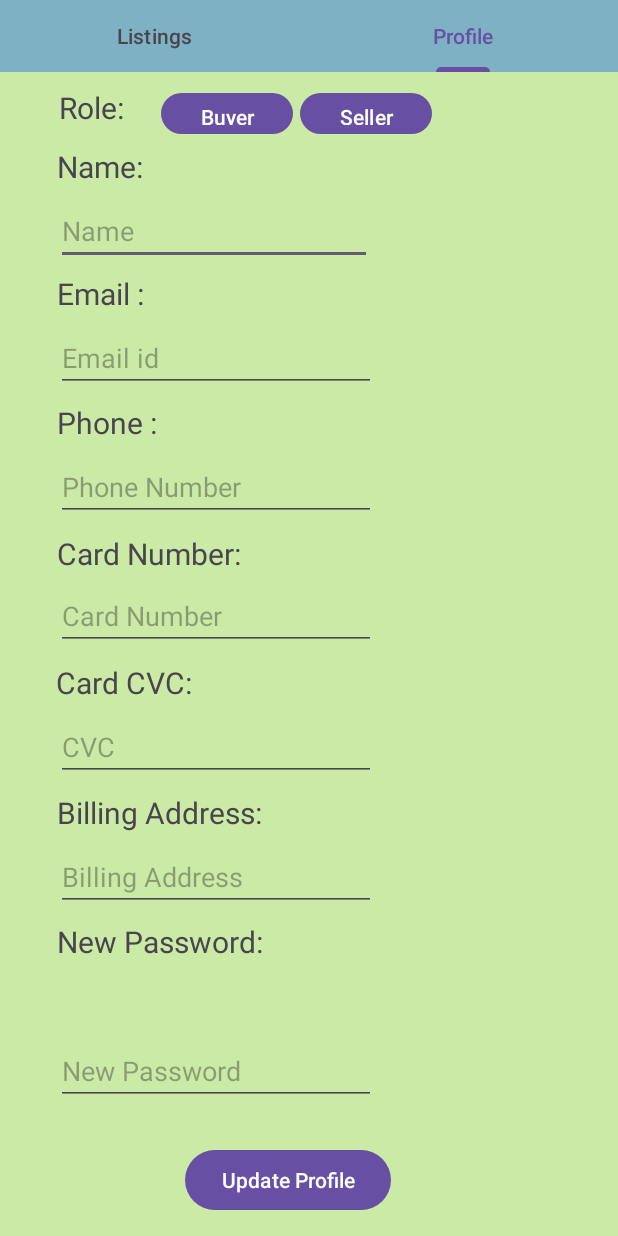
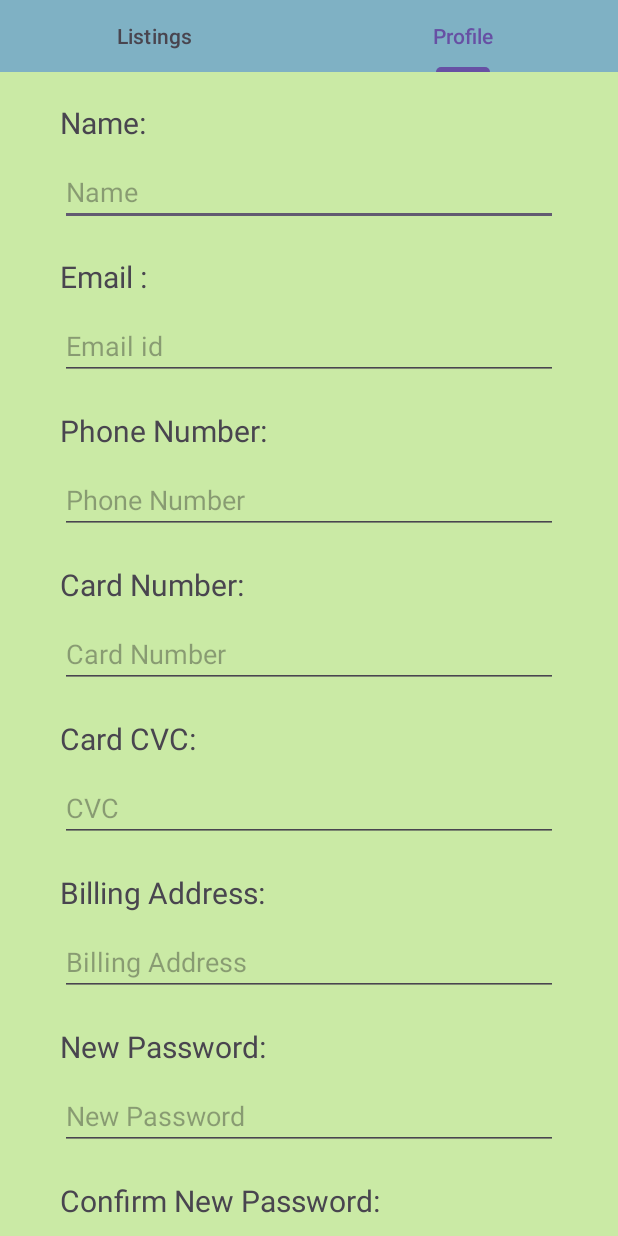
Before and after one commit to And102Group16/sustainable-marketplace, an Android app: the screen it shows after launch (MainActivity), tab 2 chosen, on a phone screen of 412 x 824 dp. Run offline under Robolectric (Android 15) with nearby library versions, the phone set to English and light mode, and no system bars.

Commit message:
updated profile screen

```diff
--- /dev/null
+++ b/Sustainify/app/src/main/java/com/example/sustainify/ProfileData.kt
@@ -0,0 +1,12 @@
+package com.example.sustainify
+
+data class ProfileData(
+    val name: String = "",
+    val email: String = "",
+    val phone: Long = 0L,
+    val cardNum: Long = 0L,
+    val cvc: Int = 0,
+    val billingAdd: String = "",
+    val newPass: String = "",
+    val confirmPass: String = ""
+)
--- a/Sustainify/app/src/main/java/com/example/sustainify/ProfileScreen.kt
+++ b/Sustainify/app/src/main/java/com/example/sustainify/ProfileScreen.kt
@@ -4,7 +4,7 @@ import android.os.Bundle
 import android.widget.Button
 import android.widget.EditText
 import androidx.appcompat.app.AppCompatActivity
-import com.example.groupproject.R
+import com.example.sustainify.R
 
 
 class ProfileScreen : AppCompatActivity() {
@@ -32,15 +32,6 @@ class ProfileScreen : AppCompatActivity() {
         newPassword = findViewById(R.id.newPassword)
         updateProfileButton = findViewById(R.id.button3)
 
-        // Your code for handling views and actions goes here
-        buttonBuyer.setOnClickListener {
-            // Handle buyer button click
-        }
-
-        buttonSeller.setOnClickListener {
-            // Handle seller button click
-        }
-
         updateProfileButton.setOnClickListener {
             // Handle update profile button click
             val name = addName.text.toString()
--- a/Sustainify/app/src/main/res/layout/fragment_profile.xml
+++ b/Sustainify/app/src/main/res/layout/fragment_profile.xml
@@ -1,221 +1,209 @@
-<RelativeLayout xmlns:android="http://schemas.android.com/apk/res/android"
+<ScrollView
+    xmlns:android="http://schemas.android.com/apk/res/android"
     xmlns:app="http://schemas.android.com/apk/res-auto"
     android:layout_width="match_parent"
     android:layout_height="match_parent"
     android:background="#CAEAA5">
 
+    <RelativeLayout
+        android:layout_width="match_parent"
+        android:layout_height="wrap_content"
+        android:background="#CAEAA5">
+
         <!-- User profile layout -->
-
-    <Button
-        android:id="@+id/buttonBuyer"
-        android:layout_width="wrap_content"
-        android:layout_height="35dp"
-        android:layout_alignParentStart="true"
-        android:layout_alignParentTop="true"
-        android:layout_marginStart="107dp"
-        android:layout_marginTop="10dp"
-        android:text="Buyer"
-        app:iconPadding="4dp" />
-
-    <Button
-        android:id="@+id/buttonSeller"
-        android:layout_width="wrap_content"
-        android:layout_height="35dp"
-        android:layout_alignParentTop="true"
-        android:layout_alignParentEnd="true"
-        android:layout_marginTop="10dp"
-        android:layout_marginEnd="124dp"
-        android:text="Seller"
-        app:iconPadding="4dp" />
-
-    <TextView
-        android:id="@+id/textView"
-        android:layout_width="64dp"
-        android:layout_height="wrap_content"
-        android:layout_alignParentStart="true"
-        android:layout_alignParentTop="true"
-        android:layout_marginStart="39dp"
-        android:layout_marginTop="10dp"
-        android:text="Role: "
-        android:textSize="20sp" />
-
-    <EditText
-        android:id="@+id/addName"
-        android:layout_width="wrap_content"
-        android:layout_height="wrap_content"
-        android:layout_alignParentStart="true"
-        android:layout_alignParentTop="true"
-        android:layout_alignParentEnd="true"
-        android:layout_marginStart="37dp"
-        android:layout_marginTop="83dp"
-        android:layout_marginEnd="164dp"
-        android:ems="10"
-        android:hint="Name"
-        android:inputType="text" />
-
-    <TextView
-        android:id="@+id/textView6"
-        android:layout_width="wrap_content"
-        android:layout_height="wrap_content"
-        android:layout_alignParentStart="true"
-        android:layout_alignParentTop="true"
-        android:layout_alignParentEnd="true"
-        android:layout_marginStart="38dp"
-        android:layout_marginTop="49dp"
-        android:layout_marginEnd="314dp"
-        android:text="Name:"
-        android:textSize="20sp" />
-
-    <EditText
-        android:id="@+id/emailId"
-        android:layout_width="wrap_content"
-        android:layout_height="wrap_content"
-        android:layout_alignParentStart="true"
-        android:layout_alignParentTop="true"
-        android:layout_marginStart="37dp"
-        android:layout_marginTop="168dp"
-        android:ems="10"
-        android:hint="Email id"
-        android:inputType="text" />
 
         <TextView
             android:id="@+id/textView12"
             android:layout_width="wrap_content"
             android:layout_height="wrap_content"
             android:layout_alignParentStart="true"
-        android:layout_alignParentTop="true"
-        android:layout_marginStart="38dp"
-        android:layout_marginTop="220dp"
-        android:text="Phone : "
+            android:layout_marginStart="40dp"
+            android:layout_marginTop="20dp"
+            android:text="Name: "
             android:textSize="20sp" />
 
         <EditText
-        android:id="@+id/phoneNum"
+            android:id="@+id/addName"
+            android:layout_width="match_parent"
+            android:layout_height="wrap_content"
+            android:layout_below="@id/textView12"
+            android:layout_marginStart="40dp"
+            android:layout_marginTop="10dp"
+            android:layout_marginEnd="40dp"
+            android:ems="10"
+            android:hint="Name"
+            android:inputType="textPersonName" />
+
+        <TextView
+            android:id="@+id/textView11"
             android:layout_width="wrap_content"
             android:layout_height="wrap_content"
+            android:layout_below="@id/addName"
             android:layout_alignParentStart="true"
-        android:layout_alignParentTop="true"
-        android:layout_centerVertical="true"
-        android:layout_marginStart="37dp"
-        android:layout_marginTop="254dp"
+            android:layout_marginStart="40dp"
+            android:layout_marginTop="20dp"
+            android:text="Email : "
+            android:textSize="20sp" />
+
+        <EditText
+            android:id="@+id/emailId"
+            android:layout_width="match_parent"
+            android:layout_height="wrap_content"
+            android:layout_below="@id/textView11"
+            android:layout_marginStart="40dp"
+            android:layout_marginTop="10dp"
+            android:layout_marginEnd="40dp"
             android:ems="10"
-        android:hint="Phone Number"
-        android:inputType="text" />
+            android:hint="Email id"
+            android:inputType="textEmailAddress" />
+
 
         <TextView
             android:id="@+id/textView7"
             android:layout_width="wrap_content"
             android:layout_height="wrap_content"
+            android:layout_below="@id/emailId"
             android:layout_alignParentStart="true"
-        android:layout_alignParentTop="true"
-        android:layout_marginStart="38dp"
-        android:layout_marginTop="307dp"
+            android:layout_marginStart="40dp"
+            android:layout_marginTop="20dp"
+            android:text="Phone Number: "
+            android:textSize="20sp" />
+
+        <EditText
+            android:id="@+id/phoneNum"
+            android:layout_width="match_parent"
+            android:layout_height="wrap_content"
+            android:layout_below="@id/textView7"
+            android:layout_marginStart="40dp"
+            android:layout_marginTop="10dp"
+            android:layout_marginEnd="40dp"
+            android:ems="10"
+            android:hint="Phone Number"
+            android:inputType="phone" />
+
+        <TextView
+            android:id="@+id/textView8"
+            android:layout_width="wrap_content"
+            android:layout_height="wrap_content"
+            android:layout_below="@id/phoneNum"
+            android:layout_alignParentStart="true"
+            android:layout_marginStart="40dp"
+            android:layout_marginTop="20dp"
             android:text="Card Number: "
             android:textSize="20sp" />
 
         <EditText
             android:id="@+id/cardNum"
-        android:layout_width="wrap_content"
+            android:layout_width="match_parent"
             android:layout_height="wrap_content"
-        android:layout_alignParentStart="true"
-        android:layout_alignParentTop="true"
-        android:layout_centerVertical="true"
-        android:layout_marginStart="37dp"
-        android:layout_marginTop="340dp"
+            android:layout_below="@id/textView8"
+            android:layout_marginStart="40dp"
+            android:layout_marginTop="10dp"
+            android:layout_marginEnd="40dp"
             android:ems="10"
             android:hint="Card Number"
-        android:inputType="text" />
-
-    <TextView
-        android:id="@+id/textView8"
-        android:layout_width="wrap_content"
-        android:layout_height="wrap_content"
-        android:layout_alignParentStart="true"
-        android:layout_alignParentTop="true"
-        android:layout_marginStart="37dp"
-        android:layout_marginTop="393dp"
-        android:text="Card CVC: "
-        android:textSize="20sp" />
-
-    <EditText
-        android:id="@+id/cvc"
-        android:layout_width="wrap_content"
-        android:layout_height="wrap_content"
-        android:layout_alignParentStart="true"
-        android:layout_alignParentTop="true"
-        android:layout_centerVertical="true"
-        android:layout_marginStart="37dp"
-        android:layout_marginTop="427dp"
-        android:ems="10"
-        android:hint="CVC"
             android:inputType="text" />
 
         <TextView
             android:id="@+id/textView9"
             android:layout_width="wrap_content"
             android:layout_height="wrap_content"
+            android:layout_below="@id/cardNum"
             android:layout_alignParentStart="true"
-        android:layout_alignParentTop="true"
-        android:layout_marginStart="38dp"
-        android:layout_marginTop="480dp"
+            android:layout_marginStart="40dp"
+            android:layout_marginTop="20dp"
+            android:text="Card CVC: "
+            android:textSize="20sp" />
+
+        <EditText
+            android:id="@+id/cvc"
+            android:layout_width="match_parent"
+            android:layout_height="wrap_content"
+            android:layout_below="@id/textView9"
+            android:layout_marginStart="40dp"
+            android:layout_marginTop="10dp"
+            android:layout_marginEnd="40dp"
+            android:ems="10"
+            android:hint="CVC"
+            android:inputType="number" />
+
+        <TextView
+            android:id="@+id/textView10"
+            android:layout_width="wrap_content"
+            android:layout_height="wrap_content"
+            android:layout_below="@id/cvc"
+            android:layout_alignParentStart="true"
+            android:layout_marginStart="40dp"
+            android:layout_marginTop="20dp"
             android:text="Billing Address: "
             android:textSize="20sp" />
 
         <EditText
             android:id="@+id/billingAdd"
+            android:layout_width="match_parent"
+            android:layout_height="wrap_content"
+            android:layout_below="@id/textView10"
+            android:layout_marginStart="40dp"
+            android:layout_marginTop="10dp"
+            android:layout_marginEnd="40dp"
+            android:ems="10"
+            android:hint="Billing Address"
+            android:inputType="textPostalAddress" />
+
+        <TextView
+            android:id="@+id/textView13"
             android:layout_width="wrap_content"
             android:layout_height="wrap_content"
+            android:layout_below="@id/billingAdd"
             android:layout_alignParentStart="true"
-        android:layout_alignParentTop="true"
-        android:layout_centerVertical="true"
-        android:layout_marginStart="37dp"
-        android:layout_marginTop="514dp"
-        android:ems="10"
-        android:hint="Billing Address"
-        android:inputType="text" />
-
-    <TextView
-        android:id="@+id/textView10"
-        android:layout_width="wrap_content"
-        android:layout_height="wrap_content"
-        android:layout_alignParentStart="true"
-        android:layout_alignParentTop="true"
-        android:layout_marginStart="38dp"
-        android:layout_marginTop="566dp"
-        android:text="New Password: "
+            android:layout_marginStart="40dp"
+            android:layout_marginTop="20dp"
+            android:text="New Password:"
             android:textSize="20sp" />
 
         <EditText
             android:id="@+id/newPassword"
-        android:layout_width="wrap_content"
+            android:layout_width="match_parent"
             android:layout_height="wrap_content"
-        android:layout_alignParentStart="true"
-        android:layout_alignParentBottom="true"
-        android:layout_marginStart="37dp"
-        android:layout_marginBottom="87dp"
+            android:layout_below="@id/textView13"
+            android:layout_marginStart="40dp"
+            android:layout_marginTop="10dp"
+            android:layout_marginEnd="40dp"
             android:ems="10"
             android:hint="New Password"
             android:inputType="textPassword" />
 
         <TextView
-        android:id="@+id/textView11"
+            android:id="@+id/textView14"
             android:layout_width="wrap_content"
             android:layout_height="wrap_content"
+            android:layout_below="@id/newPassword"
             android:layout_alignParentStart="true"
-        android:layout_alignParentTop="true"
-        android:layout_marginStart="38dp"
-        android:layout_marginTop="134dp"
-        android:text="Email : "
+            android:layout_marginStart="40dp"
+            android:layout_marginTop="20dp"
+            android:text="Confirm New Password:"
             android:textSize="20sp" />
+
+        <EditText
+            android:id="@+id/confirmNewPassword"
+            android:layout_width="match_parent"
+            android:layout_height="wrap_content"
+            android:layout_below="@id/textView14"
+            android:layout_marginStart="40dp"
+            android:layout_marginTop="10dp"
+            android:layout_marginEnd="40dp"
+            android:ems="10"
+            android:hint="Confirm New Password"
+            android:inputType="textPassword" />
 
         <Button
             android:id="@+id/button3"
             android:layout_width="wrap_content"
             android:layout_height="wrap_content"
-        android:layout_alignParentStart="true"
-        android:layout_alignParentBottom="true"
-        android:layout_marginStart="123dp"
-        android:layout_marginBottom="13dp"
+            android:layout_below="@id/confirmNewPassword"
+            android:layout_centerHorizontal="true"
+            android:layout_marginTop="20dp"
             android:text="Update Profile" />
 
     </RelativeLayout>
+</ScrollView>
```
Lines whose indentation alone changed are shown as unchanged.
